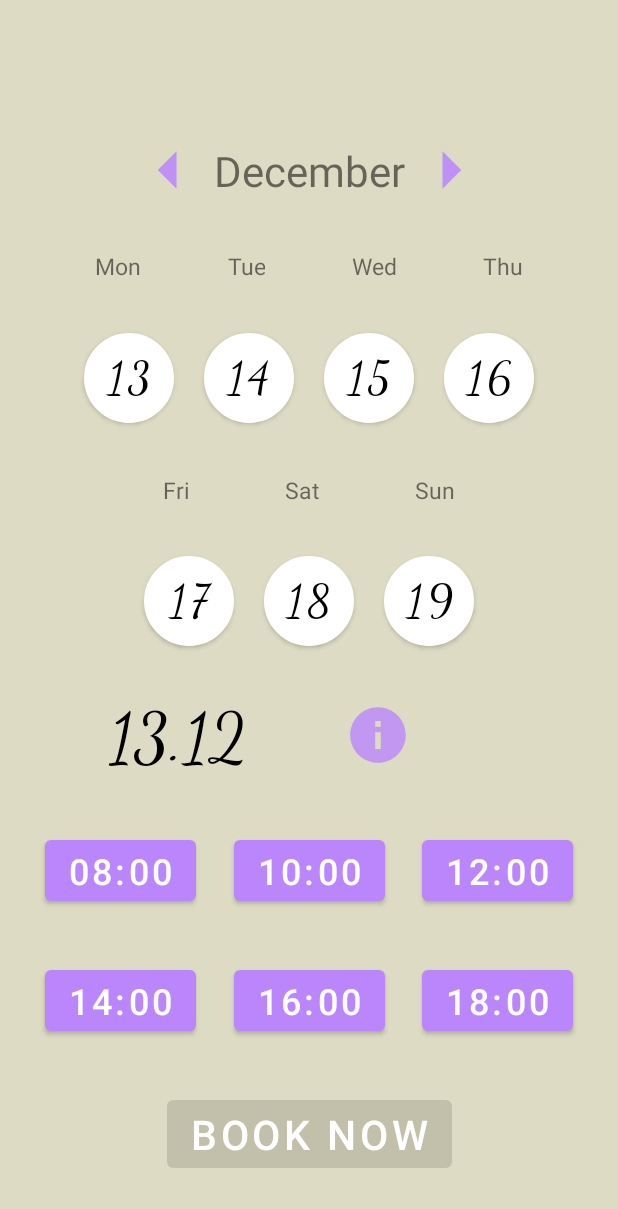
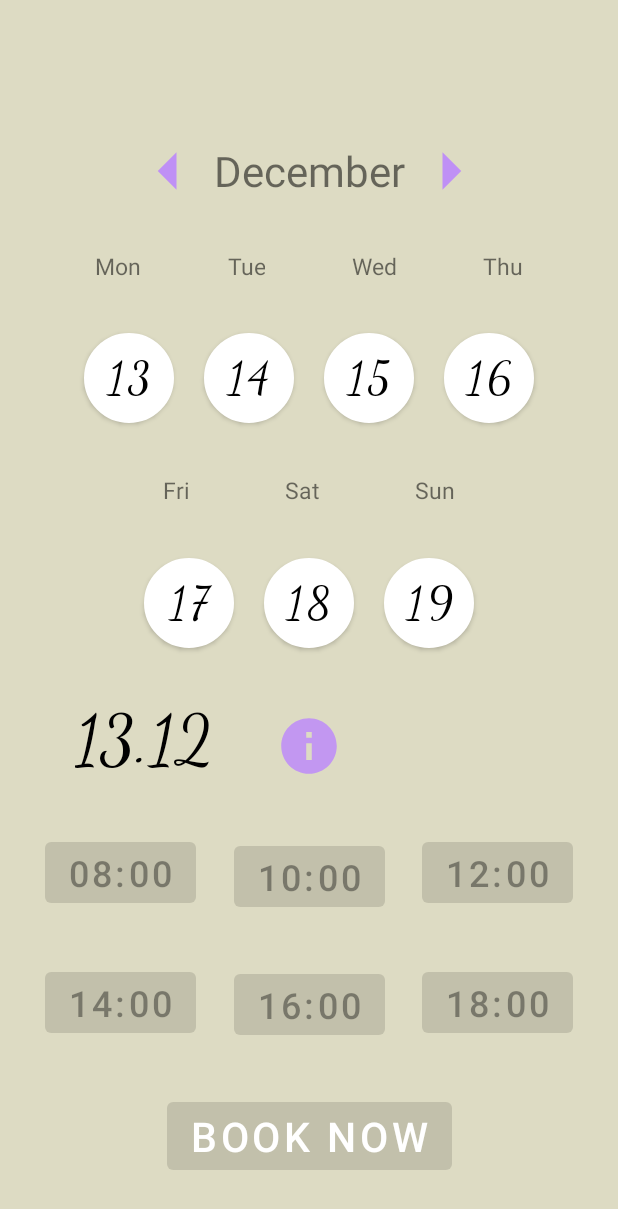
Before and after one commit to Saba2121/Lash-extension, an Android app: the CalendarActivity screen opened directly, with no data from a screen before it, after a tap on "13", on a phone screen of 412 x 824 dp. Shown: the top 1209 px of the screen. Run offline under Robolectric (Android 15) with nearby library versions, the phone set to English and light mode, and no system bars; 1 statement that could not run was skipped; 2 other taps on this screen came first.

Commit message:
Reset the view and set the buttons to locked and unlocked

```diff
--- a/app/src/main/AndroidManifest.xml
+++ b/app/src/main/AndroidManifest.xml
@@ -10,8 +10,9 @@
         android:supportsRtl="true"
         android:theme="@style/AppTheme">
 
+
+        <activity android:name="pl.saba.lashextension.OrderDetailsActivity" />
         <activity android:name="pl.saba.lashextension.PersonActivity" />
-        <activity android:name="pl.saba.lashextension.OrderDetailsActivity" />
         <activity android:name="pl.saba.lashextension.CalendarActivity" />
         <activity android:name="pl.saba.lashextension.ContactActivity" />
         <activity android:name="pl.saba.lashextension.GalleryActivity" />
--- a/app/src/main/java/pl/saba/lashextension/CalendarActivity.java
+++ b/app/src/main/java/pl/saba/lashextension/CalendarActivity.java
@@ -27,30 +27,32 @@ import static pl.saba.lashextension.CalendarActivityHelper.countNumberOfDayInCir
 
 public class CalendarActivity extends AppCompatActivity {
     private String dateString = null, timeString = null;
-    private Button bookNow, mon, tue, wed, thu, fri, sat, sun, eight, ten, twelve, two, four, six;
+    private Button bookNow, mon, tue, wed, thu, fri, sat, sun, eight, ten, twelve, two, four, six, dialog;
     private Calendar calendar;
-    private TextView saveDate;
+    private TextView saveDate, saveHour;
 
     @Override
     public void onCreate(@Nullable Bundle savedInstanceState) {
         super.onCreate(savedInstanceState);
         setContentView(R.layout.activity_week_view);
+
         String effectTypeString = getIntent().getStringExtra("effectType");
         EffectType effectType = EffectType.valueOf(effectTypeString);
         String variant = getIntent().getStringExtra("variant");
 
+        dialog = findViewById(R.id.dialogBtn);
         bookNow = findViewById(R.id.bookNow);
-        TextView saveHour = findViewById(R.id.saveHour);
+        saveHour = findViewById(R.id.saveHour);
         saveDate = findViewById(R.id.saveDate);
         TextView monthAndYear = findViewById(R.id.nameOfMonthTextView);
         Button next = findViewById(R.id.nextBtn);
         Button previous = findViewById(R.id.previousBtn);
-        Button eight = findViewById(R.id.eight);
-        Button ten = findViewById(R.id.ten);
-        Button twelve = findViewById(R.id.twelve);
-        Button two = findViewById(R.id.two);
-        Button four = findViewById(R.id.four);
-        Button six = findViewById(R.id.six);
+        eight = findViewById(R.id.eight);
+        ten = findViewById(R.id.ten);
+        twelve = findViewById(R.id.twelve);
+        two = findViewById(R.id.two);
+        four = findViewById(R.id.four);
+        six = findViewById(R.id.six);
         mon = findViewById(R.id.monBtn);
         tue = findViewById(R.id.tueBtn);
         wed = findViewById(R.id.wedBtn);
@@ -89,15 +91,26 @@ public class CalendarActivity extends AppCompatActivity {
 
         refreshDayButtons(calendar, monthAndYear, dayCollection);
 
-        setTimeOnControls(eight, saveHour);
-        setTimeOnControls(ten, saveHour);
-        setTimeOnControls(twelve, saveHour);
-        setTimeOnControls(two, saveHour);
-        setTimeOnControls(four, saveHour);
-        setTimeOnControls(six, saveHour);
+        setTimeOnControls(eight);
+        setTimeOnControls(ten);
+        setTimeOnControls(twelve);
+        setTimeOnControls(two);
+        setTimeOnControls(four);
+        setTimeOnControls(six);
+
+        dialog.setOnClickListener(v -> {
+            openDialogActivity();
+        });
+
 
         bookNow.setOnClickListener(v ->
                 openPersonActivity(effectType, dateString, timeString, variant));
+    }
+
+    public void openDialogActivity() {
+        DialogActivity dialogActivity = new DialogActivity();
+        dialogActivity.show(getSupportFragmentManager(), "cos");
+
     }
 
     public void openPersonActivity(EffectType effectType, String dateString, String timeString, String variant) {
@@ -107,11 +120,13 @@ public class CalendarActivity extends AppCompatActivity {
         intent.putExtra("time", timeString);
         intent.putExtra("variant", variant);
         startActivity(intent);
+
     }
 
-    private void setTimeOnControls(Button button, TextView saveHour) {
+    private void setTimeOnControls(Button button) {
         button.setOnClickListener(v -> {
-            timeString = saveHour.getText().toString();
+            timeString = button.getText().toString();
+            saveHour.setText(timeString);
             lockOrUnlockButton(bookNow);
         });
     }
@@ -135,6 +150,7 @@ public class CalendarActivity extends AppCompatActivity {
         fri.setText(valueOf(countNumberOfDayInCircle(dayOfMonth, 4, daysInMonth)));
         sat.setText(valueOf(countNumberOfDayInCircle(dayOfMonth, 5, daysInMonth)));
         sun.setText(valueOf(countNumberOfDayInCircle(dayOfMonth, 6, daysInMonth)));
+
         List<Button> buttons = Arrays.asList(mon, tue, wed, thu, fri, sat, sun);
         buttons.forEach(button -> button.setTextColor(Color.parseColor("#000000")));
         markCurrentDay(buttons);
@@ -164,6 +180,11 @@ public class CalendarActivity extends AppCompatActivity {
         Calendar calendarCopy = (Calendar) calendar.clone();
         calendarCopy.add(Calendar.DATE, numberOfDaysToAdd);
         Date dateAfterAddDays = calendarCopy.getTime();
+
+        List<Button> hourButtons = Arrays.asList(eight, ten, twelve, two, four, six);
+        hourButtons.forEach(button -> button.setEnabled(false));
+        saveHour.setText("");
+        timeString = null;
         AvailableHoursForDay availableHoursForDay = dayCollection.getAvailableHoursForDay(dateAfterAddDays);
 
         if (availableHoursForDay != null) {
@@ -179,23 +200,21 @@ public class CalendarActivity extends AppCompatActivity {
 
                         }
                         if (integer == 12) {
-                            twelve.setEnabled(false);
+                            twelve.setEnabled(true);
 
                         }
                         if (integer == 2) {
-                            two.setEnabled(false);
+                            two.setEnabled(true);
 
                         }
                         if (integer == 4) {
-                            four.setEnabled(false);
+                            four.setEnabled(true);
 
                         }
                         if (integer == 6) {
-                            six.setEnabled(false);
+                            six.setEnabled(true);
 
                         }
-
-
                     });
         }
         String prettyDate = DateUtils.getDayAndMonth(calendarCopy.getTime());
@@ -213,7 +232,6 @@ public class CalendarActivity extends AppCompatActivity {
         if (dayDifference >= 0 && dayDifference <= 6) {
             Button button = buttons.get((int) dayDifference);
             button.setTextColor(Color.parseColor("#7cfc00"));
-//            button.getBackground().setColorFilter(ContextCompat.getColor(this, R.color.green), PorterDuff.Mode.MULTIPLY);
 
 
 //        } else {
@@ -235,12 +253,6 @@ public class CalendarActivity extends AppCompatActivity {
         if (dayDifference >= 0 && dayDifference <= 6) {
             Button button = buttons.get((int) dayDifference);
             button.setTextColor(Color.parseColor("#DD040A"));
-//            button.setBackgroundColor(getResources().getColor(R.color.red));
-//            button.setBackgroundColor(button.getContext().getResources().getColor(R.color.red));
-//            button.setBackgroundColor(Color.RED);
-//            button.setBackgroundColor("#DD040A");
-//            button.getBackground().setColorFilter(ContextCompat.getColor(this, R.color.red), PorterDuff.Mode.MULTIPLY);
-
         }
     }
 }
--- a/app/src/main/java/pl/saba/lashextension/ChooseServiceActivity.java
+++ b/app/src/main/java/pl/saba/lashextension/ChooseServiceActivity.java
@@ -31,7 +31,7 @@ public class ChooseServiceActivity extends AppCompatActivity implements OnChoose
     private String variant;
 
     @Override
-    protected void onCreate(@Nullable Bundle savedInstanceState) {
+    public void onCreate(@Nullable Bundle savedInstanceState) {
         super.onCreate(savedInstanceState);
         setContentView(R.layout.activity_service_choose);
 
--- a/app/src/main/java/pl/saba/lashextension/ContactActivity.java
+++ b/app/src/main/java/pl/saba/lashextension/ContactActivity.java
@@ -11,7 +11,7 @@ import com.saba.lashextension.R;
 
 public class ContactActivity extends AppCompatActivity {
     @Override
-    protected void onCreate(@Nullable Bundle savedInstanceState) {
+    public void onCreate(@Nullable Bundle savedInstanceState) {
         super.onCreate(savedInstanceState);
         setContentView(R.layout.activity_contact);
         Button goBackContact = findViewById(R.id.goBackContact);
--- /dev/null
+++ b/app/src/main/java/pl/saba/lashextension/DialogActivity.java
@@ -0,0 +1,24 @@
+package pl.saba.lashextension;
+
+import android.app.AlertDialog;
+import android.app.Dialog;
+import android.os.Bundle;
+
+import androidx.annotation.Nullable;
+import androidx.appcompat.app.AppCompatDialogFragment;
+
+public class DialogActivity extends AppCompatDialogFragment {
+
+    @Override
+    public Dialog onCreateDialog(@Nullable Bundle savedInstanceState) {
+        AlertDialog.Builder builder = new AlertDialog.Builder(getActivity());
+        builder.setTitle("Information")
+                .setMessage("Current day - green                                                                         Holidays - red                 " +
+                        "                                                                                Unavailable - grey")
+                .setPositiveButton("ok", (dialog, which) -> {
+                });
+
+        return builder.create();
+
+    }
+}
--- a/app/src/main/java/pl/saba/lashextension/LashServicesActivity.java
+++ b/app/src/main/java/pl/saba/lashextension/LashServicesActivity.java
@@ -27,7 +27,6 @@ public class LashServicesActivity extends AppCompatActivity {
         lightVolume.setOnClickListener(v -> openChooseServiceActivity(EffectType.LIGHT));
         megaVolume.setOnClickListener(v -> openChooseServiceActivity(EffectType.VOLUME));
         kimEffect.setOnClickListener(v -> openChooseServiceActivity(EffectType.KIM));
-
         contact.setOnClickListener(v -> openContactActivity());
         gallery.setOnClickListener(v -> openGalleryActivity());
 
--- a/app/src/main/java/pl/saba/lashextension/OrderDetailsActivity.java
+++ b/app/src/main/java/pl/saba/lashextension/OrderDetailsActivity.java
@@ -18,12 +18,12 @@ public class OrderDetailsActivity extends AppCompatActivity {
     public void onCreate(@Nullable Bundle savedInstanceState) {
         super.onCreate(savedInstanceState);
         setContentView(R.layout.activity_order_details);
+
         TextView value = findViewById(R.id.orderServiceTypeValue);
         TextView valueDate = findViewById(R.id.orderServiceDateValue);
         TextView valueTime = findViewById(R.id.orderServiceHourValue);
         TextView valueVariant = findViewById(R.id.orderServiceVariantValue);
         Button submit = findViewById(R.id.submitBtn);
-
 
         String effectTypeString = getIntent().getStringExtra("effectType");
         value.setText(effectTypeString);
--- a/app/src/main/java/pl/saba/lashextension/PersonActivity.java
+++ b/app/src/main/java/pl/saba/lashextension/PersonActivity.java
@@ -18,7 +18,7 @@ public class PersonActivity extends AppCompatActivity {
     private EditText numberPhone = null;
 
     @Override
-    protected void onCreate(@Nullable Bundle savedInstanceState) {
+    public void onCreate(@Nullable Bundle savedInstanceState) {
         super.onCreate(savedInstanceState);
         setContentView(R.layout.activity_person);
 
@@ -39,8 +39,7 @@ public class PersonActivity extends AppCompatActivity {
     EffectType effectType = EffectType.valueOf(effectTypeString);
 
 
-    public void openOrderDetailsActivity(EffectType effectType, String dateString, String timeString,
-                                         String variant) {
+    public void openOrderDetailsActivity(EffectType effectType, String dateString, String timeString, String variant) {
         Intent intent = new Intent(this, OrderDetailsActivity.class);
         intent.putExtra("effectType", effectType.name());
         System.out.println(dateString);
--- a/app/src/main/java/pl/saba/lashextension/servicelist/DayCollection.java
+++ b/app/src/main/java/pl/saba/lashextension/servicelist/DayCollection.java
@@ -8,10 +8,14 @@ import java.util.List;
 import pl.saba.lashextension.AvailableHoursForDay;
 
 public class DayCollection {
-    private List<Date> holidays = Arrays.asList(new Date(System.currentTimeMillis() + (3 * 24 * 60 * 60 * 1000)));
-    private List<AvailableHoursForDay> hoursForDayList = Arrays.asList(new AvailableHoursForDay(new Date(),
-            Arrays.asList(8, 10)));
-//    private List<UnavailableHoursForDay> unavailableHours = Arrays.asList(new )
+
+    private List<Date> holidays = Arrays.asList(new Date(1638979117000L + (3 * 24 * 60 * 60 * 1000)));
+    private List<AvailableHoursForDay> hoursForDayList = Arrays.asList(
+
+            new AvailableHoursForDay(new Date(), Arrays.asList(8, 10)),
+            new AvailableHoursForDay(new Date(System.currentTimeMillis() + (24 * 60 * 60 * 1000)), Arrays.asList(4, 6))
+    );
+
 
     public List<Date> getHolidays() {
         return holidays;
--- a/app/src/main/java/pl/saba/lashextension/servicelist/ServiceAdapter.java
+++ b/app/src/main/java/pl/saba/lashextension/servicelist/ServiceAdapter.java
@@ -22,7 +22,6 @@ public class ServiceAdapter extends RecyclerView.Adapter<ServiceViewHolder> {
     private Context context;
     private StyleDto actual = null;
     private OnChooseServiceDtoListener onChooseServiceDtoListener;
-
 
     public ServiceAdapter(OnChooseServiceDtoListener onChooseServiceDtoListener) {
         this.onChooseServiceDtoListener = onChooseServiceDtoListener;
--- a/app/src/main/res/drawable/button.xml
+++ b/app/src/main/res/drawable/button.xml
@@ -3,7 +3,7 @@
     <item>
         <shape android:shape="oval">
             <solid android:color="@color/white" />
-            <stroke android:width="11px" android:color="@color/green" />
+            <stroke android:width="15px" android:color="@color/green" />
         </shape>
     </item>
 </selector>
--- a/app/src/main/res/layout/activity_person.xml
+++ b/app/src/main/res/layout/activity_person.xml
@@ -48,9 +48,9 @@
         android:layout_width="match_parent"
         android:layout_height="wrap_content"
         android:layout_marginTop="20dp"
-        android:textColorHint="@color/black"
         android:hint="@string/number_phone"
         android:textColor="@color/black"
+        android:textColorHint="@color/black"
         android:textSize="20sp" />
 
     <Button
--- a/app/src/main/res/layout/activity_week_view.xml
+++ b/app/src/main/res/layout/activity_week_view.xml
@@ -263,21 +263,23 @@
         android:textColor="@color/black"
         android:textSize="45sp"
         app:layout_constraintBottom_toTopOf="@id/eight"
-        app:layout_constraintEnd_toStartOf="@id/info"
+        app:layout_constraintEnd_toStartOf="@id/dialogBtn"
         app:layout_constraintStart_toStartOf="parent"
         app:layout_constraintTop_toBottomOf="@id/sunBtn"
         tools:text="11:01" />
 
-    <ImageView
-        android:id="@+id/info"
+    <Button
+        android:id="@+id/dialogBtn"
         android:layout_width="40dp"
         android:layout_height="40dp"
+        android:layout_marginTop="5dp"
         android:background="@drawable/ic_info"
-        android:layout_marginTop="5dp"
+        android:textSize="11dp"
         app:layout_constraintBottom_toTopOf="@id/ten"
-        app:layout_constraintEnd_toStartOf="@id/saveHour"
-        app:layout_constraintStart_toEndOf="@id/saveDate"
+        app:layout_constraintEnd_toEndOf="parent"
+        app:layout_constraintStart_toStartOf="parent"
         app:layout_constraintTop_toBottomOf="@id/satBtn" />
+
 
     <TextView
         android:id="@+id/saveHour"
@@ -290,7 +292,7 @@
         android:textColor="@color/black"
         app:layout_constraintBottom_toTopOf="@id/twelve"
         app:layout_constraintEnd_toEndOf="parent"
-        app:layout_constraintStart_toEndOf="@id/info"
+        app:layout_constraintStart_toEndOf="@id/dialogBtn"
         app:layout_constraintTop_toBottomOf="@id/sunBtn"
         tools:text="12:00" />
 
@@ -300,6 +302,7 @@
         android:layout_height="wrap_content"
         android:text="@string/eight"
         android:theme="@style/ButtonStyle"
+        android:enabled="false"
         app:layout_constraintBottom_toTopOf="@id/two"
         app:layout_constraintEnd_toStartOf="@id/ten"
         app:layout_constraintHorizontal_chainStyle="spread"
@@ -312,17 +315,19 @@
         android:layout_height="wrap_content"
         android:text="@string/ten"
         android:theme="@style/ButtonStyle"
-        android:layout_marginTop="10dp"
+        android:enabled="false"
+        android:layout_marginTop="4dp"
         app:layout_constraintBottom_toTopOf="@id/four"
         app:layout_constraintEnd_toStartOf="@id/twelve"
         app:layout_constraintStart_toEndOf="@id/eight"
-        app:layout_constraintTop_toBottomOf="@id/info" />
+        app:layout_constraintTop_toBottomOf="@id/saveHour" />
 
     <Button
         android:id="@+id/twelve"
         android:layout_width="wrap_content"
         android:layout_height="wrap_content"
         android:text="@string/twelve"
+        android:enabled="false"
         android:theme="@style/ButtonStyle"
         app:layout_constraintBottom_toTopOf="@id/six"
         app:layout_constraintEnd_toEndOf="parent"
@@ -334,6 +339,7 @@
         android:layout_width="wrap_content"
         android:layout_height="wrap_content"
         android:text="@string/two"
+        android:enabled="false"
         android:theme="@style/ButtonStyle"
         app:layout_constraintBottom_toTopOf="@id/bookNow"
         app:layout_constraintEnd_toStartOf="@id/four"
@@ -347,6 +353,7 @@
         android:layout_height="wrap_content"
         android:text="@string/four"
         android:theme="@style/ButtonStyle"
+        android:enabled="false"
         app:layout_constraintBottom_toTopOf="@id/bookNow"
         app:layout_constraintEnd_toStartOf="@id/six"
         app:layout_constraintStart_toEndOf="@id/two"
@@ -357,6 +364,7 @@
         android:layout_width="wrap_content"
         android:layout_height="wrap_content"
         android:text="@string/six"
+        android:enabled="false"
         android:theme="@style/ButtonStyle"
         app:layout_constraintBottom_toTopOf="@id/bookNow"
         app:layout_constraintEnd_toEndOf="parent"
--- a/app/src/main/res/values/styles.xml
+++ b/app/src/main/res/values/styles.xml
@@ -20,7 +20,6 @@
     </style>
 
     <style name="ButtonStyle" parent="Widget.AppCompat.Button">
-
         <item name="android:textSize">24sp</item>
         <item name="android:layout_marginEnd">5dp</item>
         <item name="android:layout_marginStart">5dp</item>
```
